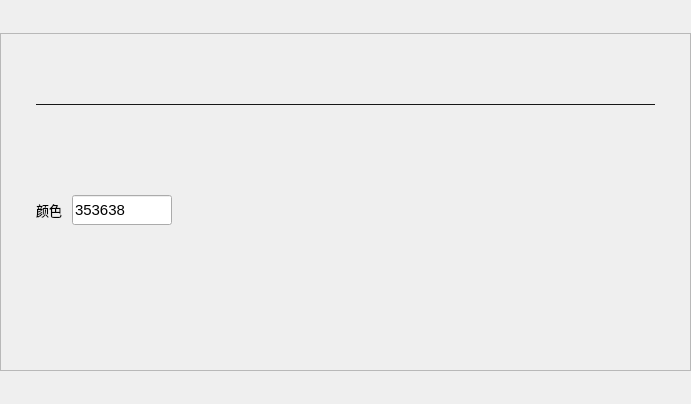
breaveSun/central_control, file btntwoslider.ui: the form before one commit.
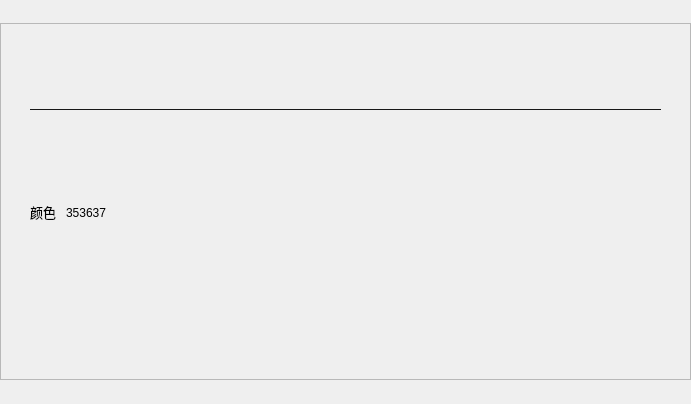
The form after the commit. Custom widgets are drawn as their Qt base class.

Diff of the .ui file:
```diff
--- a/btntwoslider.ui
+++ b/btntwoslider.ui
@@ -68,21 +68,6 @@
       <enum>QFrame::Raised</enum>
      </property>
      <layout class="QVBoxLayout" name="verticalLayout_6">
-      <property name="spacing">
-       <number>0</number>
-      </property>
-      <property name="leftMargin">
-       <number>15</number>
-      </property>
-      <property name="topMargin">
-       <number>0</number>
-      </property>
-      <property name="rightMargin">
-       <number>15</number>
-      </property>
-      <property name="bottomMargin">
-       <number>0</number>
-      </property>
       <item>
        <widget class="QWidget" name="lightTitleList" native="true">
         <property name="sizePolicy">
@@ -366,56 +351,9 @@
                 </widget>
                </item>
                <item>
-                <widget class="QLineEdit" name="rgbEdit">
-                 <property name="sizePolicy">
-                  <sizepolicy hsizetype="Fixed" vsizetype="Fixed">
-                   <horstretch>0</horstretch>
-                   <verstretch>0</verstretch>
-                  </sizepolicy>
-                 </property>
-                 <property name="minimumSize">
-                  <size>
-                   <width>100</width>
-                   <height>30</height>
-                  </size>
-                 </property>
-                 <property name="maximumSize">
-                  <size>
-                   <width>100</width>
-                   <height>30</height>
-                  </size>
-                 </property>
-                 <property name="font">
-                  <font>
-                   <pointsize>11</pointsize>
-                  </font>
-                 </property>
-                 <property name="tabletTracking">
-                  <bool>true</bool>
-                 </property>
-                 <property name="toolTipDuration">
-                  <number>0</number>
-                 </property>
-                 <property name="autoFillBackground">
-                  <bool>false</bool>
-                 </property>
-                 <property name="styleSheet">
-                  <string notr="true"/>
-                 </property>
-                 <property name="inputMask">
-                  <string/>
-                 </property>
+                <widget class="QLabel" name="rgbEdit">
                  <property name="text">
-                  <string>353638</string>
-                 </property>
-                 <property name="cursorPosition">
-                  <number>6</number>
-                 </property>
-                 <property name="alignment">
-                  <set>Qt::AlignLeading|Qt::AlignLeft|Qt::AlignVCenter</set>
-                 </property>
-                 <property name="placeholderText">
-                  <string>FFFFFF</string>
+                  <string>353637</string>
                  </property>
                 </widget>
                </item>
```
